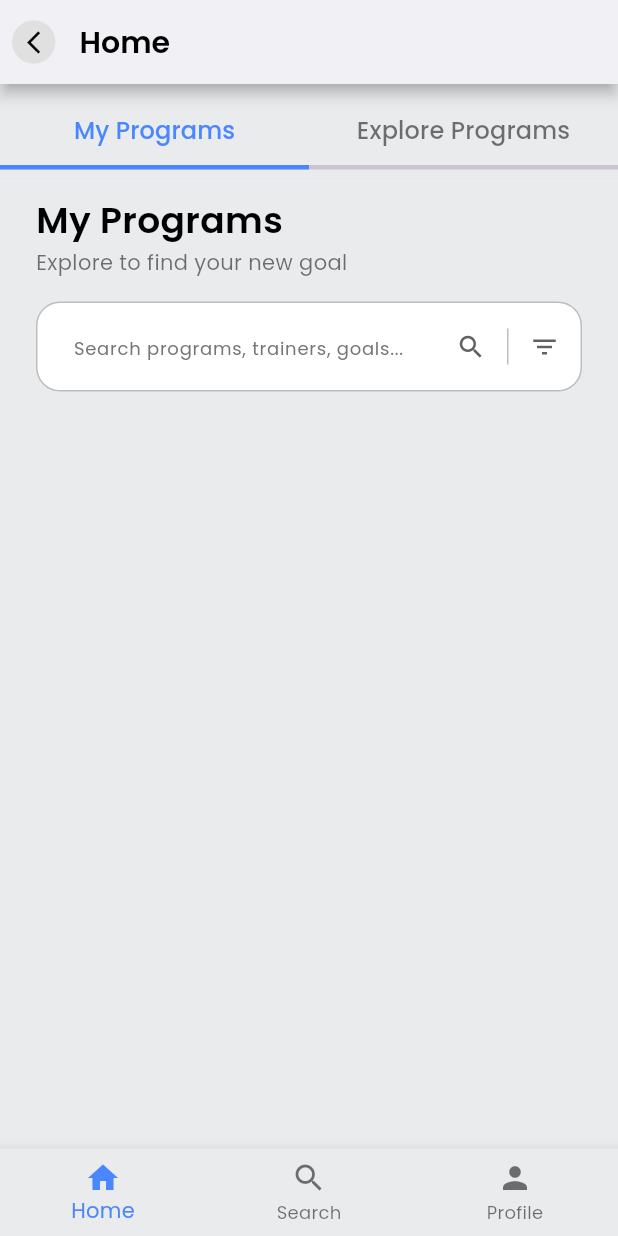
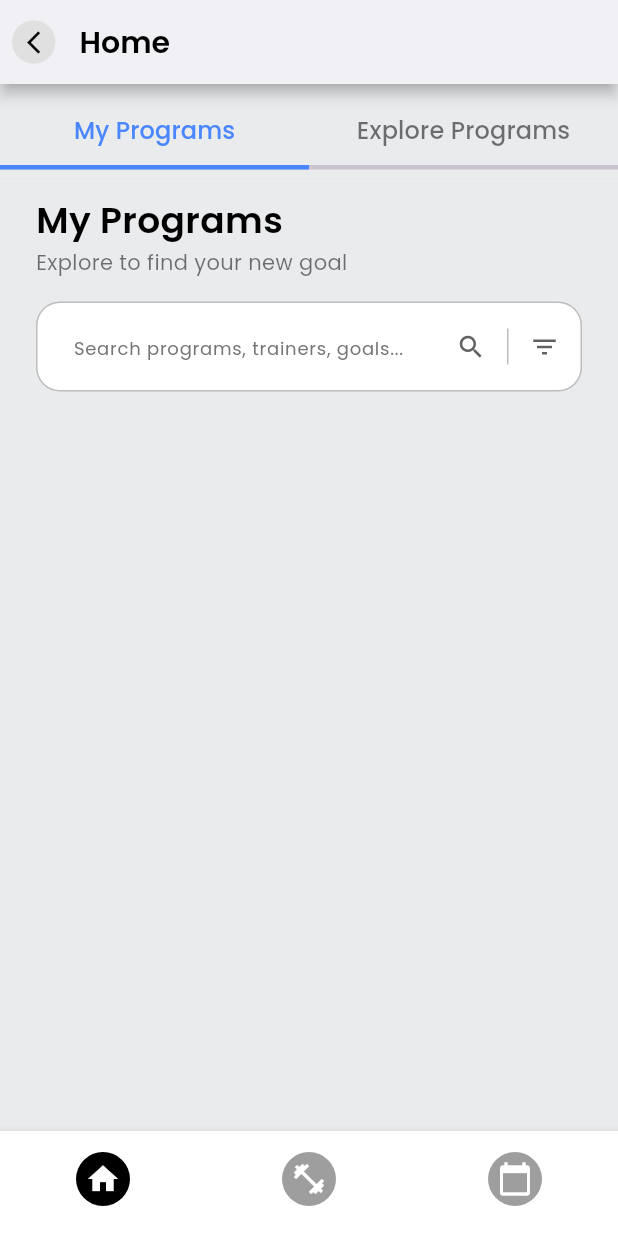
Before and after one commit to saquibjawedbit/fitness_app, a Flutter app: the screen it shows after launch, on a phone screen of 412 x 824 dp. Run offline on Flutter 3.47's test engine with Material 3 defaults, Android fonts, the phone set to English and light mode, and no system bars; our stand-ins replace cloud_firestore, firebase_core, google_fonts; accounts and stored records are empty.

Commit message:
Refactor BottomNavigationBar in HomePage to support state management and dynamic icon colors

```diff
--- a/lib/pages/home/home_page.dart
+++ b/lib/pages/home/home_page.dart
@@ -35,14 +35,49 @@ class _HomePageState extends State<HomePage>
     );
   }
 
-  BottomNavigationBar _navBar(BuildContext context) {
-    return BottomNavigationBar(
-      backgroundColor: Theme.of(context).colorScheme.onSurface,
-      items: const [
-        BottomNavigationBarItem(icon: Icon(Icons.home), label: 'Home'),
-        BottomNavigationBarItem(icon: Icon(Icons.search), label: 'Search'),
-        BottomNavigationBarItem(icon: Icon(Icons.person), label: 'Profile'),
-      ],
+  Widget _navBar(BuildContext context) {
+    int _selectedIndex = 0;
+    return StatefulBuilder(
+      builder: (context, setState) {
+        return BottomNavigationBar(
+          currentIndex: _selectedIndex,
+          onTap: (index) {
+            setState(() {
+              _selectedIndex = index;
+            });
+          },
+          showSelectedLabels: false,
+          showUnselectedLabels: false,
+          backgroundColor: Colors.white,
+          elevation: 6,
+          items: [
+            BottomNavigationBarItem(
+              icon: _buildNavIcon(Icons.home, _selectedIndex == 0),
+              label: '',
+            ),
+            BottomNavigationBarItem(
+              icon: _buildNavIcon(Icons.fitness_center, _selectedIndex == 1),
+              label: '',
+            ),
+            BottomNavigationBarItem(
+              icon: _buildNavIcon(Icons.calendar_today, _selectedIndex == 2),
+              label: '',
+            ),
+          ],
+        );
+      },
+    );
+  }
+
+  Widget _buildNavIcon(IconData icon, bool isSelected) {
+    return Container(
+      width: 36,
+      height: 36,
+      decoration: BoxDecoration(
+        color: isSelected ? Colors.black : Colors.grey[500],
+        shape: BoxShape.circle,
+      ),
+      child: Icon(icon, color: Colors.white, size: 24),
     );
   }
 
```
